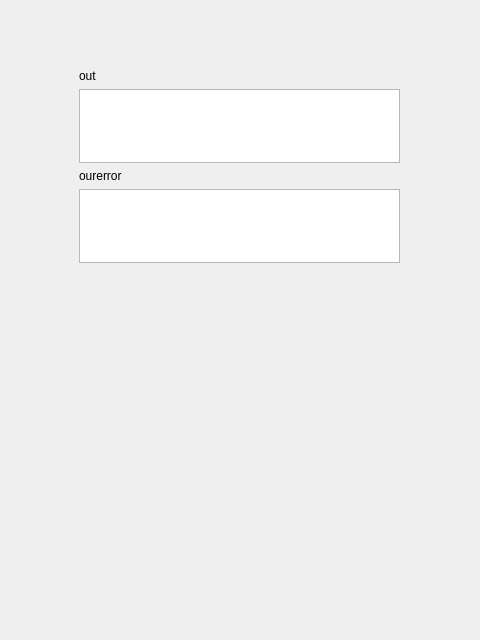
First picture: the form in consoleoutput.ui, repository eastpriSs/Knight, before the edit.
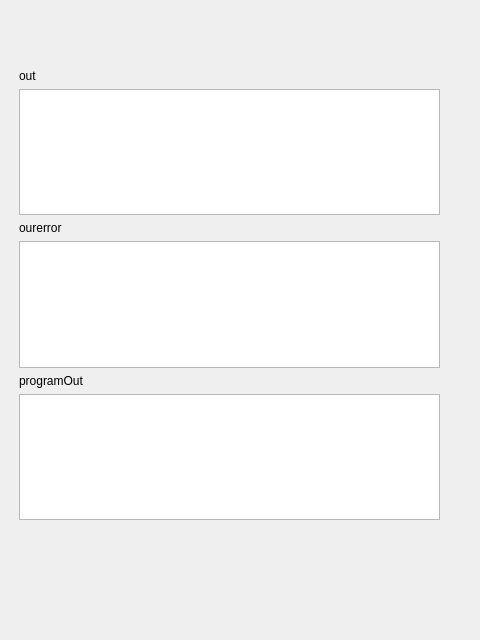
Second picture: the form after the edit.

Commit message: added program output, frontend in setting menu and start working on highlighter

What changed in the file:
```diff
--- a/consoleoutput.ui
+++ b/consoleoutput.ui
@@ -16,10 +16,10 @@
   <widget class="QWidget" name="verticalLayoutWidget">
    <property name="geometry">
     <rect>
-     <x>79</x>
+     <x>19</x>
      <y>69</y>
-     <width>321</width>
-     <height>194</height>
+     <width>421</width>
+     <height>451</height>
     </rect>
    </property>
    <layout class="QVBoxLayout" name="verticalLayout">
@@ -43,6 +43,16 @@
     <item>
      <widget class="QTextBrowser" name="errorOutput"/>
     </item>
+    <item>
+     <widget class="QLabel" name="label_3">
+      <property name="text">
+       <string>programOut</string>
+      </property>
+     </widget>
+    </item>
+    <item>
+     <widget class="QTextBrowser" name="programOutput"/>
+    </item>
    </layout>
   </widget>
  </widget>
```
The commit also changes 11 other files.
